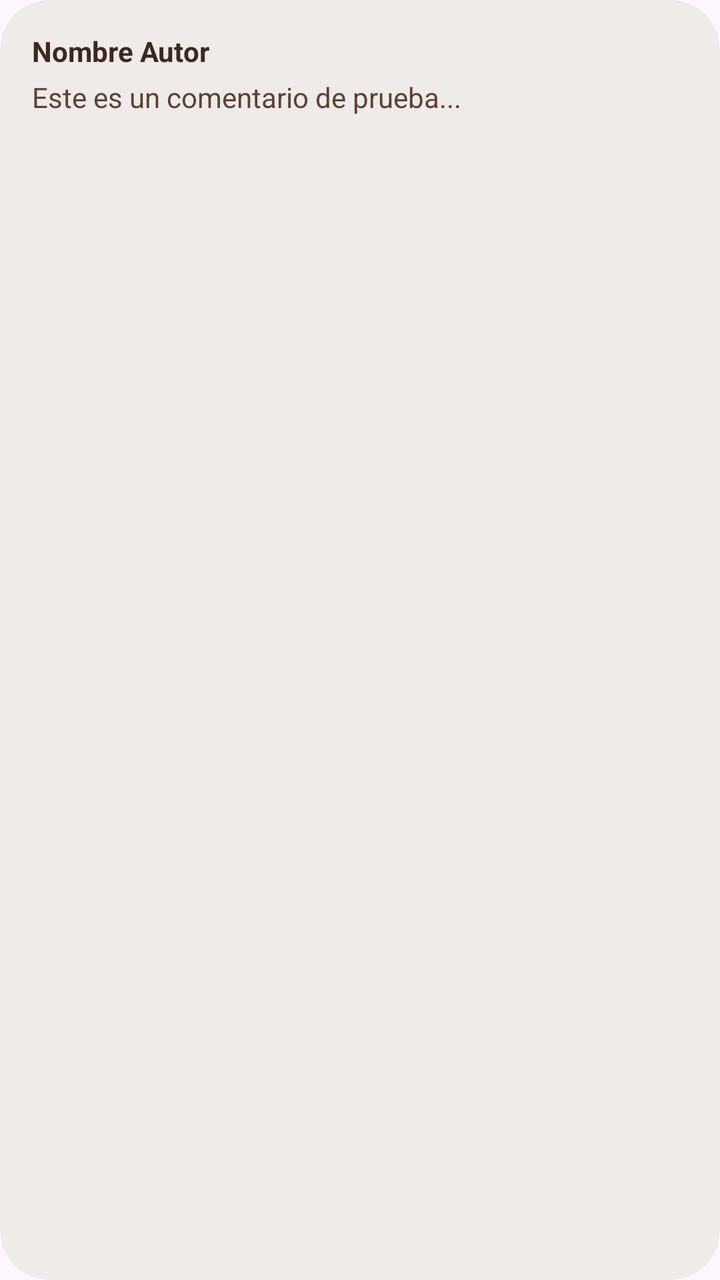
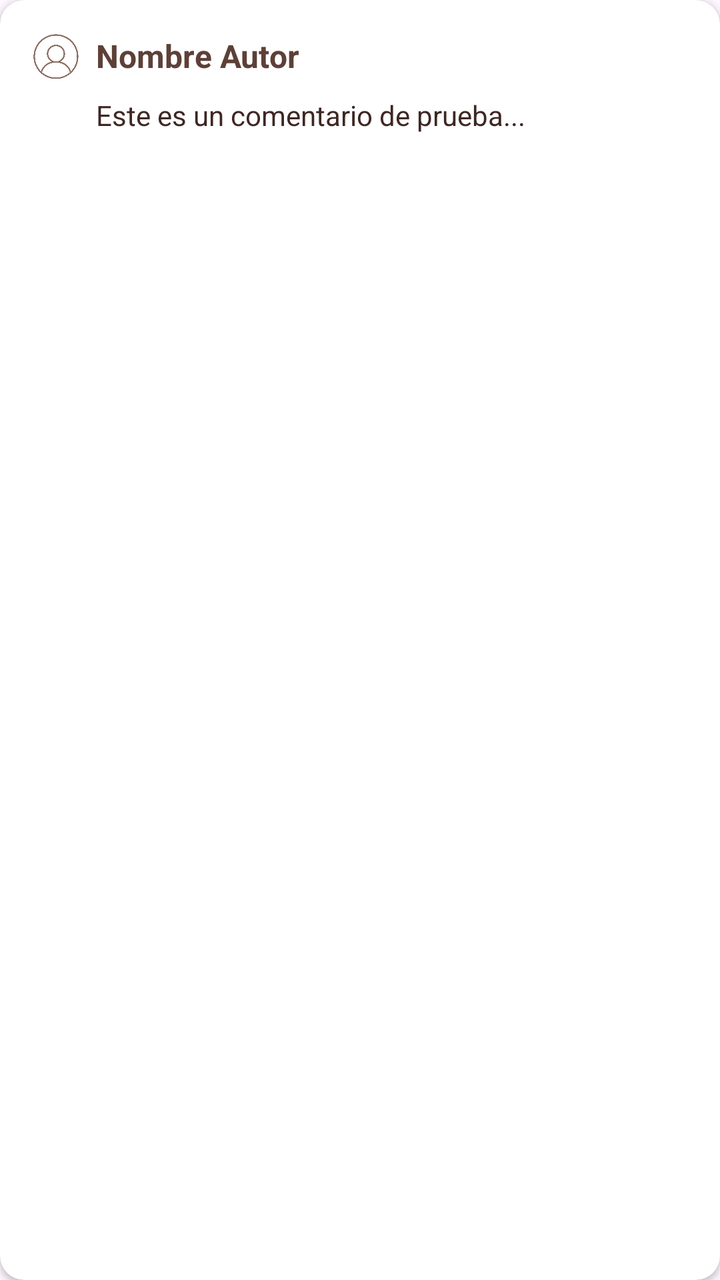

Before-and-after screenshots of an Android layout around one commit, followed by the original layout XML and the change that was made.
<!-- AndroidManifest.xml: application theme Theme.Cafeteria -->
<!-- res/layout/item_comentario.xml -->
<?xml version="1.0" encoding="utf-8"?>
<LinearLayout xmlns:android="http://schemas.android.com/apk/res/android"
    android:layout_width="match_parent"
    android:layout_height="wrap_content"
    android:orientation="vertical"
    android:padding="16dp"
    android:layout_marginBottom="12dp"
    android:background="@drawable/fondo_redondeado_crema"
    android:backgroundTint="#EFEBE9">

    <TextView
        android:id="@+id/txt_autor_coment"
        android:layout_width="wrap_content"
        android:layout_height="wrap_content"
        android:text="Nombre Autor"
        android:textStyle="bold"
        android:textColor="#3E2723" />

    <TextView
        android:id="@+id/txt_texto_coment"
        android:layout_width="match_parent"
        android:layout_height="wrap_content"
        android:layout_marginTop="4dp"
        android:text="Este es un comentario de prueba..."
        android:textColor="#5D4037" />
</LinearLayout>
<!-- resources referenced by this layout -->
<resources>
  <!-- drawable fondo_redondeado_crema (drawable) -->
  <?xml version="1.0" encoding="utf-8"?>
  <shape xmlns:android="http://schemas.android.com/apk/res/android">
      
      <solid android:color="#F5E6CC" />
      
      <corners android:radius="25dp" />
  </shape>
  <style name="Theme.Cafeteria" parent="Base.Theme.Cafeteria" />
  <style name="Base.Theme.Cafeteria" parent="Theme.Material3.DayNight.NoActionBar">
          
          
      </style>
</resources>

<!-- the commit's change to res/layout/item_comentario.xml (unified diff, before → after) -->
@@ -1,26 +1,51 @@
 <?xml version="1.0" encoding="utf-8"?>
-<LinearLayout xmlns:android="http://schemas.android.com/apk/res/android"
+<androidx.cardview.widget.CardView xmlns:android="http://schemas.android.com/apk/res/android"
+    xmlns:app="http://schemas.android.com/apk/res-auto"
     android:layout_width="match_parent"
     android:layout_height="wrap_content"
-    android:orientation="vertical"
-    android:padding="16dp"
     android:layout_marginBottom="12dp"
-    android:background="@drawable/fondo_redondeado_crema"
-    android:backgroundTint="#EFEBE9">
+    android:layout_marginHorizontal="4dp"
+    app:cardCornerRadius="12dp"
+    app:cardElevation="2dp"
+    app:cardBackgroundColor="#FFFFFF">
 
-    <TextView
-        android:id="@+id/txt_autor_coment"
-        android:layout_width="wrap_content"
-        android:layout_height="wrap_content"
-        android:text="Nombre Autor"
-        android:textStyle="bold"
-        android:textColor="#3E2723" />
-
-    <TextView
-        android:id="@+id/txt_texto_coment"
+    <LinearLayout
         android:layout_width="match_parent"
         android:layout_height="wrap_content"
-        android:layout_marginTop="4dp"
-        android:text="Este es un comentario de prueba..."
-        android:textColor="#5D4037" />
-</LinearLayout>
+        android:orientation="vertical"
+        android:padding="16dp">
+
+        <LinearLayout
+            android:layout_width="match_parent"
+            android:layout_height="wrap_content"
+            android:orientation="horizontal"
+            android:gravity="center_vertical">
+
+            <ImageView
+                android:layout_width="24dp"
+                android:layout_height="24dp"
+                android:src="@drawable/icono_perfil"
+                app:tint="#8D6E63"
+                android:layout_marginEnd="8dp"/>
+
+            <TextView
+                android:id="@+id/txt_autor_coment"
+                android:layout_width="wrap_content"
+                android:layout_height="wrap_content"
+                android:text="Nombre Autor"
+                android:textStyle="bold"
+                android:textColor="#5D4037"
+                android:textSize="16sp"/>
+        </LinearLayout>
+
+        <TextView
+            android:id="@+id/txt_texto_coment"
+            android:layout_width="match_parent"
+            android:layout_height="wrap_content"
+            android:layout_marginTop="8dp"
+            android:layout_marginStart="32dp"
+            android:text="Este es un comentario de prueba..."
+            android:textColor="#3E2723"
+            android:textSize="14sp"/>
+    </LinearLayout>
+</androidx.cardview.widget.CardView>
<!-- resource entries referenced after the edit -->
@@ -1,13 +1,6 @@
 <!-- resources referenced by this layout -->
 <resources>
-  <!-- drawable fondo_redondeado_crema (drawable) -->
-  <?xml version="1.0" encoding="utf-8"?>
-  <shape xmlns:android="http://schemas.android.com/apk/res/android">
-      
-      <solid android:color="#F5E6CC" />
-      
-      <corners android:radius="25dp" />
-  </shape>
+  <!-- drawable icono_perfil: png bitmap (drawable, 210604 bytes) -->
   <style name="Theme.Cafeteria" parent="Base.Theme.Cafeteria" />
   <style name="Base.Theme.Cafeteria" parent="Theme.Material3.DayNight.NoActionBar">
           
